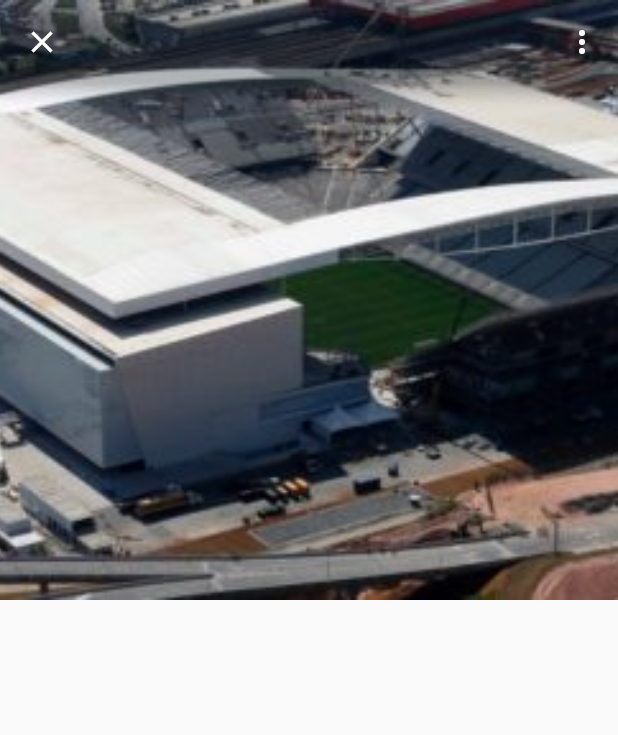
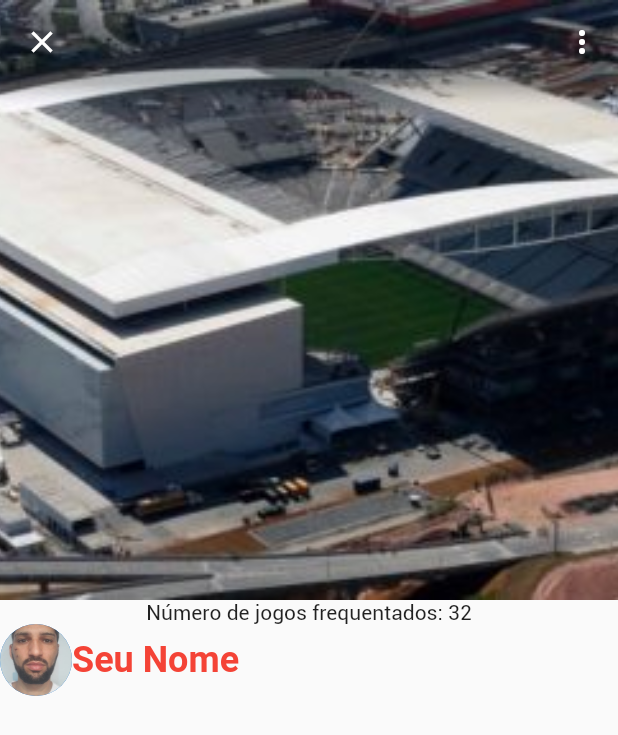
Before and after one commit to tiago-silva-batista/csbs_im_football, a Flutter app: the screen it shows after launch, on a phone screen of 412 x 824 dp. Shown: the top 735 px of the screen. Run offline on Flutter 3.47's test engine with Material 2 defaults, Android fonts, the light colour scheme and no system bars.

Commit message:
fontes adicionadas

```diff
--- a/lib/main.dart
+++ b/lib/main.dart
@@ -1,6 +1,7 @@
 // @dart=2.9
 
 import 'package:csbs_im_football/pages/perfil_pages.dart';
+import 'package:csbs_im_football/theme/ui_theme.dart';
 import 'package:flutter/material.dart';
 import 'package:flutter/services.dart';
 
@@ -16,8 +17,8 @@ class MyApp extends StatelessWidget {
   @override
   Widget build(BuildContext context) {
     return MaterialApp(
-      debugShowCheckedModeBanner: false,
-      home: PerfilPages(),
-    );
+        debugShowCheckedModeBanner: false,
+        home: PerfilPages(),
+        theme: UiTheme.theme1);
   }
 }
--- a/lib/pages/perfil_pages.dart
+++ b/lib/pages/perfil_pages.dart
@@ -1,4 +1,5 @@
 import 'package:csbs_im_football/components/app_bar_component.dart';
+import 'package:csbs_im_football/theme/ui_text.dart';
 import 'package:flutter/material.dart';
 
 class PerfilPages extends StatefulWidget {
@@ -9,6 +10,8 @@ class PerfilPages extends StatefulWidget {
 }
 
 class _PerfilPagesState extends State<PerfilPages> {
+  get width => null;
+
   @override
   Widget build(BuildContext context) {
     return Scaffold(
@@ -16,6 +19,7 @@ class _PerfilPagesState extends State<PerfilPages> {
         appBar: AppBarComponent(),
         body: SingleChildScrollView(
           child: Column(
+            mainAxisAlignment: MainAxisAlignment.spaceBetween,
             children: [
               SizedBox(
                 width: MediaQuery.of(context).size.width,
@@ -25,6 +29,24 @@ class _PerfilPagesState extends State<PerfilPages> {
                   child: Image.asset("assets/images/stadium.jpg"),
                 ),
               ),
+              Column(
+                children: [
+                  const Text("Número de jogos frequentados: 32"),
+                  Row(
+                    children: const [
+                      CircleAvatar(
+                        radius: 24,
+                        backgroundImage:
+                            AssetImage("assets/images/perfil.jpeg"),
+                      ),
+                      Text(
+                        'Seu Nome',
+                        style: UiTextStyle.text1,
+                      ),
+                    ],
+                  ),
+                ],
+              )
             ],
           ),
         ));
--- /dev/null
+++ b/lib/theme/ui_text.dart
@@ -0,0 +1,10 @@
+import 'package:flutter/cupertino.dart';
+import 'package:flutter/material.dart';
+
+class UiTextStyle {
+  static const TextStyle text1 = TextStyle(
+    fontSize: 24,
+    fontWeight: FontWeight.bold,
+    color: Colors.red,
+  );
+}
--- /dev/null
+++ b/lib/theme/ui_theme.dart
@@ -0,0 +1,7 @@
+import 'package:flutter/material.dart';
+
+class UiTheme {
+  static ThemeData theme1 = ThemeData(
+    fontFamily: 'roboto',
+  );
+}
```
Also changed, not shown: pubspec.yaml (+16 -0 lines), assets/fonts/Roboto-Bold.ttf (added), assets/fonts/Roboto-Light.ttf (added), assets/fonts/Roboto-Medium.ttf (added), assets/fonts/Roboto-Regular.ttf (added), assets/images/perfil.jpeg (added).
